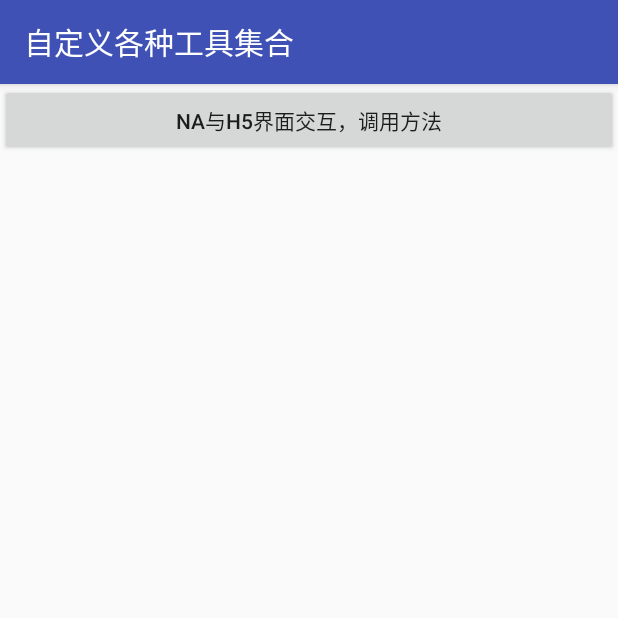
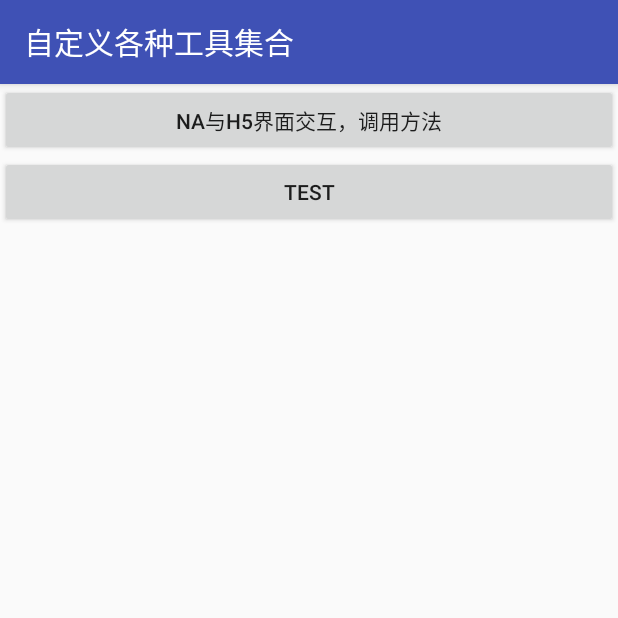
Before and after one commit to hailing3/AndroidCommonUtil, an Android app: the screen it shows after launch (MainActivity), on a phone screen of 412 x 824 dp, the top half of it. Run offline under Robolectric (Android 15) with nearby library versions, the phone set to English and light mode, and no system bars.

Commit message:
添加LogUtil和PreferenceUtil
添加TestActivity

```diff
--- a/app/src/main/AndroidManifest.xml
+++ b/app/src/main/AndroidManifest.xml
@@ -18,10 +18,12 @@
                 <category android:name="android.intent.category.LAUNCHER" />
             </intent-filter>
         </activity>
-
         <activity
             android:name=".ui.NaH5Activity"
             android:label="@string/activity_na_h5" />
+        <activity
+            android:name=".ui.TestActivity"
+            android:label="@string/activity_test" />
     </application>
 
 </manifest>
--- /dev/null
+++ b/app/src/main/java/com/mtx/androidcommonutil/ui/BaseActivity.java
@@ -0,0 +1,34 @@
+package com.mtx.androidcommonutil.ui;
+
+import android.os.Bundle;
+import android.support.annotation.Nullable;
+import android.support.v7.app.AppCompatActivity;
+
+/**
+ * 所有Activity的基类
+ * Created by lishaoming on 2016/11/1.
+ */
+
+public class BaseActivity extends AppCompatActivity {
+
+    @Override
+    protected void onCreate(@Nullable Bundle savedInstanceState) {
+        super.onCreate(savedInstanceState);
+    }
+
+    @Override
+    protected void onResume() {
+        super.onResume();
+    }
+
+    @Override
+    protected void onPause() {
+        super.onPause();
+    }
+
+    @Override
+    protected void onDestroy() {
+        super.onDestroy();
+    }
+
+}
--- a/app/src/main/java/com/mtx/androidcommonutil/ui/MainActivity.java
+++ b/app/src/main/java/com/mtx/androidcommonutil/ui/MainActivity.java
@@ -2,7 +2,6 @@ package com.mtx.androidcommonutil.ui;
 
 import android.content.Intent;
 import android.os.Bundle;
-import android.support.v7.app.AppCompatActivity;
 import android.view.View;
 
 import com.mtx.androidcommonutil.R;
@@ -10,7 +9,7 @@ import com.mtx.androidcommonutil.R;
 /**
  * Created by lishaoming on 16/10/30.
  */
-public class MainActivity extends AppCompatActivity {
+public class MainActivity extends BaseActivity {
 
     @Override
     protected void onCreate(Bundle savedInstanceState) {
@@ -27,4 +26,8 @@ public class MainActivity extends AppCompatActivity {
     public void goNaH5Activity(View view) {
         startActivity(new Intent(MainActivity.this, NaH5Activity.class));
     }
+
+    public void goTestActivity(View view) {
+        startActivity(new Intent(MainActivity.this, TestActivity.class));
+    }
 }
--- a/app/src/main/java/com/mtx/androidcommonutil/ui/NaH5Activity.java
+++ b/app/src/main/java/com/mtx/androidcommonutil/ui/NaH5Activity.java
@@ -1,7 +1,6 @@
 package com.mtx.androidcommonutil.ui;
 
 import android.os.Bundle;
-import android.support.v7.app.AppCompatActivity;
 import android.view.View;
 import android.widget.Button;
 
@@ -13,7 +12,7 @@ import com.mtx.androidcommonutil.ui.widget.CommonWebView;
  * <p/>
  * Android NA与H5交互样例
  */
-public class NaH5Activity extends AppCompatActivity implements View.OnClickListener {
+public class NaH5Activity extends BaseActivity implements View.OnClickListener {
 
     private Button mBtn;
     private CommonWebView mWebView;
--- a/app/src/main/java/com/mtx/androidcommonutil/util/ToastUtil.java
+++ b/app/src/main/java/com/mtx/androidcommonutil/util/ToastUtil.java
@@ -9,6 +9,9 @@ import android.widget.Toast;
  * Created by lishaoming on 16/10/30.
  */
 public class ToastUtil {
+
+    private ToastUtil() {
+    }
 
     private static Toast sToast;
 
--- a/app/src/main/res/layout/activity_main.xml
+++ b/app/src/main/res/layout/activity_main.xml
@@ -1,13 +1,24 @@
 <?xml version="1.0" encoding="utf-8"?>
-<LinearLayout xmlns:android="http://schemas.android.com/apk/res/android"
+<ScrollView xmlns:android="http://schemas.android.com/apk/res/android"
     android:layout_width="match_parent"
-    android:orientation="vertical"
     android:layout_height="match_parent">
 
-    <Button
+    <LinearLayout
         android:layout_width="match_parent"
-        android:layout_height="wrap_content"
-        android:onClick="goNaH5Activity"
-        android:text="NA与H5界面交互，调用方法" />
+        android:layout_height="match_parent"
+        android:orientation="vertical">
 
-</LinearLayout>
+
+        <Button
+            android:layout_width="match_parent"
+            android:layout_height="wrap_content"
+            android:onClick="goNaH5Activity"
+            android:text="NA与H5界面交互，调用方法" />
+
+        <Button
+            android:layout_width="match_parent"
+            android:layout_height="wrap_content"
+            android:onClick="goTestActivity"
+            android:text="TEST" />
+    </LinearLayout>
+</ScrollView>
--- /dev/null
+++ b/app/src/main/res/values-w820dp/dimens.xml
@@ -0,0 +1,6 @@
+<resources>
+    <!-- Example customization of dimensions originally defined in res/values/dimens.xml
+         (such as screen margins) for screens with more than 820dp of available width. This
+         would include 7" and 10" devices in landscape (~960dp and ~1280dp respectively). -->
+    <dimen name="activity_horizontal_margin">64dp</dimen>
+</resources>
--- a/app/src/main/res/values/strings.xml
+++ b/app/src/main/res/values/strings.xml
@@ -2,5 +2,6 @@
     <string name="app_name">AndroidCommonUtil</string>
     <string name="activity_main">自定义各种工具集合</string>
     <string name="activity_na_h5">NA与H5界面交互，调用方法</string>
+    <string name="activity_test">测试界面</string>
 
 </resources>
```
Also changed, not shown: app/src/main/java/com/mtx/androidcommonutil/ui/TestActivity.java (added, +41 -0 lines), app/src/main/java/com/mtx/androidcommonutil/util/LogUtil.java (added, +33 -0 lines), app/src/main/java/com/mtx/androidcommonutil/util/Pref.java (added, +16 -0 lines), app/src/main/java/com/mtx/androidcommonutil/util/PreferenceUtil.java (added, +59 -0 lines), app/src/main/res/layout/activity_test.xml (added, +34 -0 lines).
